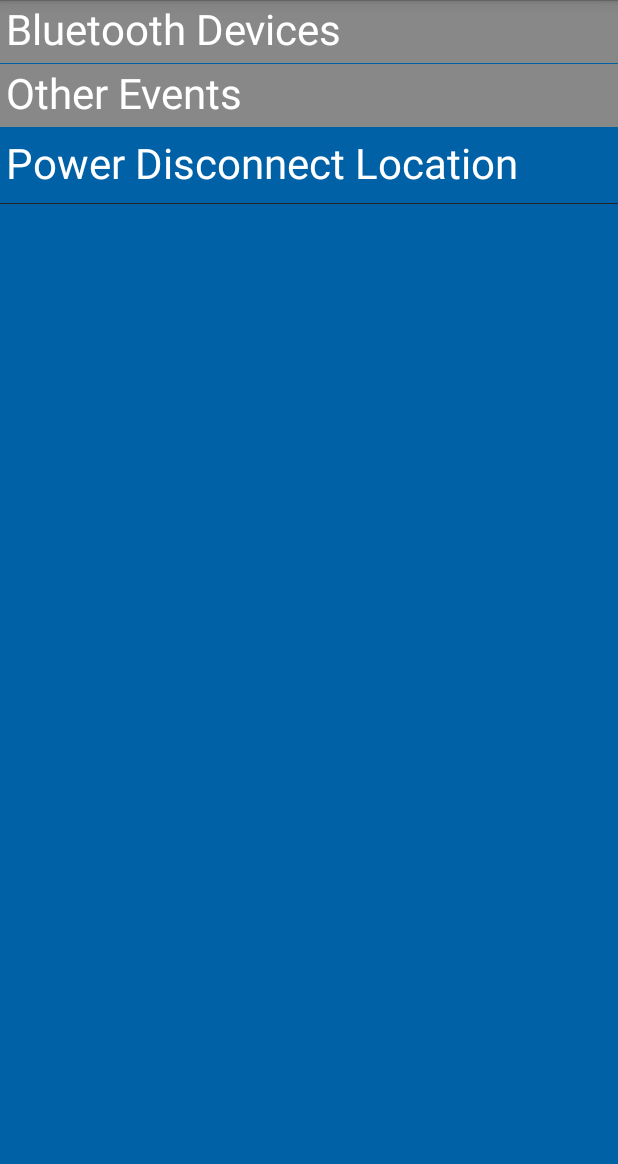
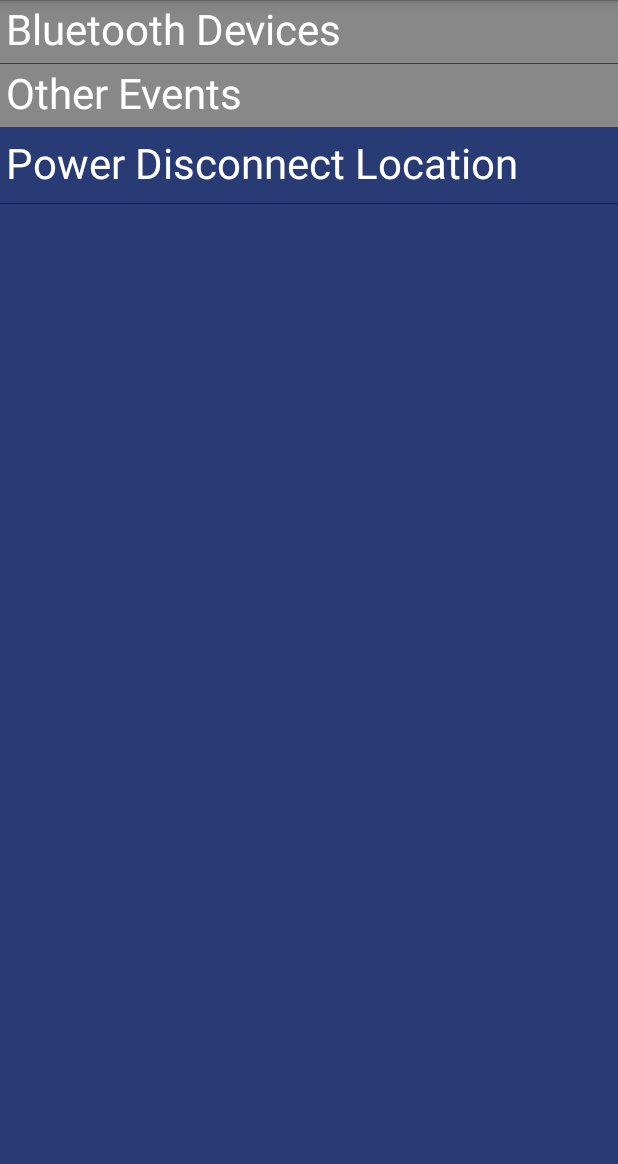
Before and after one commit to CSberger/Bluefinder, an Android app: the screen it shows after launch (FindCar), on a phone screen of 412 x 824 dp, the part 72-1236 px from its top. Run offline under Robolectric (Android 15) with nearby library versions, the phone set to English and light mode, and no system bars; libraries missing offline, so code that uses them is left out: com.android.vending; 8 statements that could not run were skipped.

Commit message:
Styling the list

```diff
--- a/Bluefinder/src/main/res/values/styles.xml
+++ b/Bluefinder/src/main/res/values/styles.xml
@@ -52,7 +52,7 @@
     </style>
 
     <style name="DeviceListView" parent="@android:style/Widget.ListView">
-        <item name="android:background">@color/bar_blue</item>
+        <item name="android:background">@color/list_bg_color</item>
     </style>
 
     <style name="MyActionBar.MenuTextStyle" parent="@android:style/Widget.Holo.ActionBar">
```
